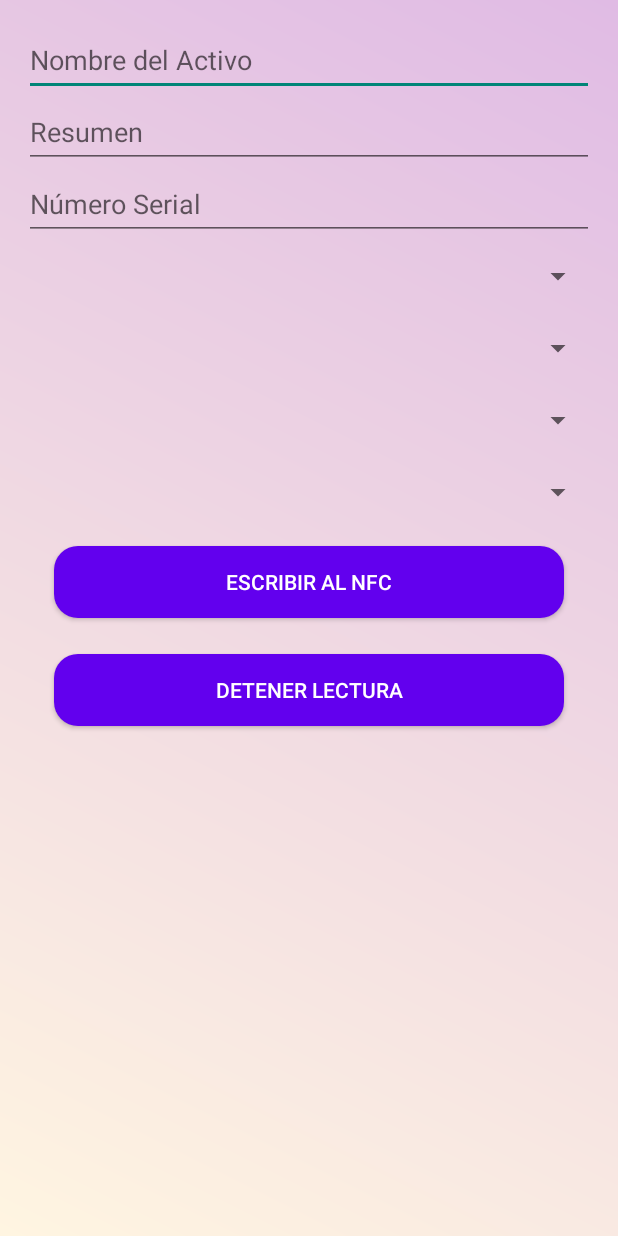
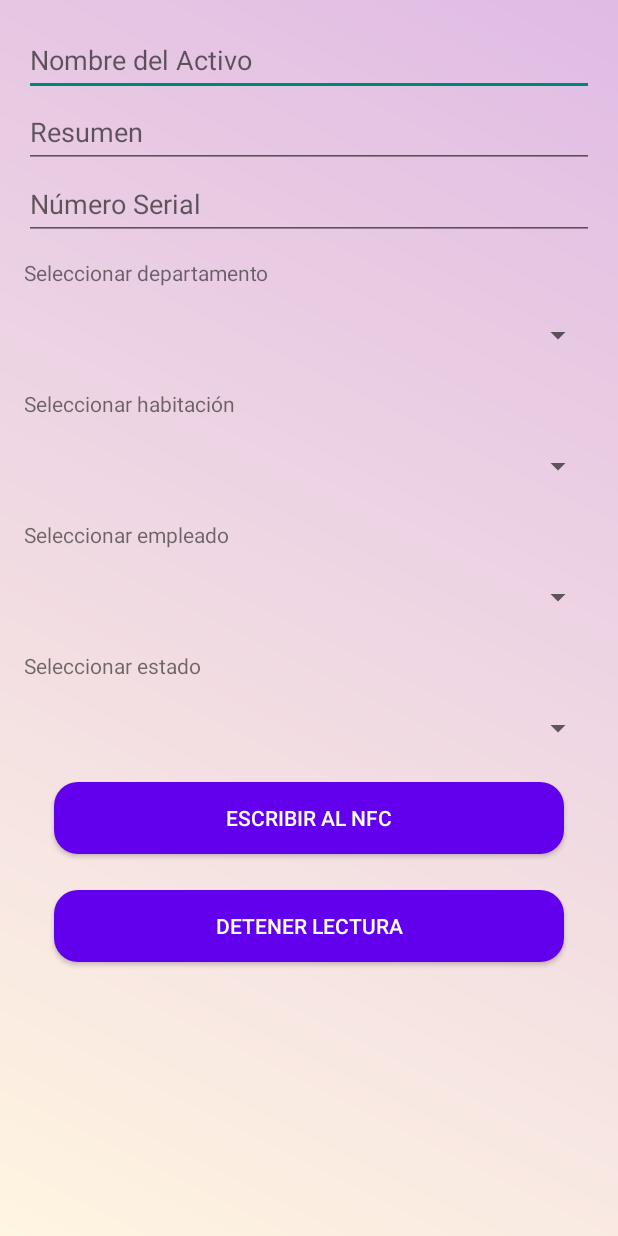
Before and after one commit to Domtaxx/TEC_RFID_INVENTORY, an Android app built with Jetpack Compose: the AgregarActivosActivity screen opened directly, with no data from a screen before it, on a phone screen of 412 x 824 dp. Run offline under Robolectric (Android 15) with nearby library versions, the phone set to English and light mode, and no system bars; 2 statements that could not run were skipped.

Commit message:
final version

```diff
--- a/TEC_RFID/app/src/main/java/com/nfs/tec_rfid/network/ApiService.kt
+++ b/TEC_RFID/app/src/main/java/com/nfs/tec_rfid/network/ApiService.kt
@@ -55,6 +55,8 @@ interface ApiService {
     fun getItemsByDepartmentReport(@Path("department_id") departmentId: Int): Call<ResponseBody>
     @GET("/reports/items_by_room/{room_id}")
     fun getRoomReport(@Path("room_id") roomId: Int): Call<ResponseBody>
+    @GET("/reports/items_by_employee/{emp_id}")
+    fun getEmployeeReport(@Path("emp_id") empId: Int): Call<ResponseBody>
 
 
 }
--- a/TEC_RFID/app/src/main/res/layout/activity_agregar_activos.xml
+++ b/TEC_RFID/app/src/main/res/layout/activity_agregar_activos.xml
@@ -27,12 +27,26 @@
         android:hint="Número Serial"
         android:minHeight="48dp" />
 
+    <TextView
+        android:layout_width="wrap_content"
+        android:layout_height="wrap_content"
+        android:text="Seleccionar departamento"
+        android:layout_marginTop="12dp"
+        android:layout_marginBottom="8dp" />
+
     <Spinner
         android:id="@+id/department_spinner"
         android:layout_width="match_parent"
         android:layout_height="wrap_content"
         android:prompt="@string/select_department"
         android:minHeight="48dp" />
+
+    <TextView
+        android:layout_width="wrap_content"
+        android:layout_height="wrap_content"
+        android:text="Seleccionar habitación"
+        android:layout_marginTop="12dp"
+        android:layout_marginBottom="8dp" />
 
     <Spinner
         android:id="@+id/room_spinner"
@@ -41,12 +55,26 @@
         android:prompt="@string/select_room"
         android:minHeight="48dp" />
 
+    <TextView
+        android:layout_width="wrap_content"
+        android:layout_height="wrap_content"
+        android:text="Seleccionar empleado"
+        android:layout_marginTop="12dp"
+        android:layout_marginBottom="8dp" />
+
     <Spinner
         android:id="@+id/employee_spinner"
         android:layout_width="match_parent"
         android:layout_height="wrap_content"
         android:prompt="@string/select_cycle"
         android:minHeight="48dp" />
+
+    <TextView
+        android:layout_width="wrap_content"
+        android:layout_height="wrap_content"
+        android:layout_marginTop="12dp"
+        android:layout_marginBottom="8dp"
+        android:text="Seleccionar estado" />
 
     <Spinner
         android:id="@+id/state_spinner"
--- a/TEC_RFID/app/src/main/res/values/strings.xml
+++ b/TEC_RFID/app/src/main/res/values/strings.xml
@@ -1,7 +1,7 @@
 <resources>
     <string name="app_name">TEC_RFID</string>
     <string name="select_department">Seleccionar Departamento</string>
-    <string name="select_room">Seleccionar Sala</string>
+    <string name="select_room">Seleccionar habitaciones</string>
     <string name="select_state">Seleccionar Estado</string>
     <string name="select_cycle">Seleccionar Ciclo</string>
     <string name="select_employee">Seleccionar Empleado</string>
```
Also changed, not shown: TEC_RFID/app/src/main/java/com/nfs/tec_rfid/views/ReportActivity.kt (+37 -1 lines), TEC_RFID/app/src/main/res/layout/activity_modify_item.xml (+28 -0 lines), TEC_RFID/app/src/main/res/layout/activity_modify_user.xml (+13 -0 lines), TEC_RFID/app/src/main/res/layout/dialog_create_room.xml (+7 -0 lines), TEC_RFID/app/src/main/res/layout/register_activity.xml (+13 -1 lines), 1 other file.
